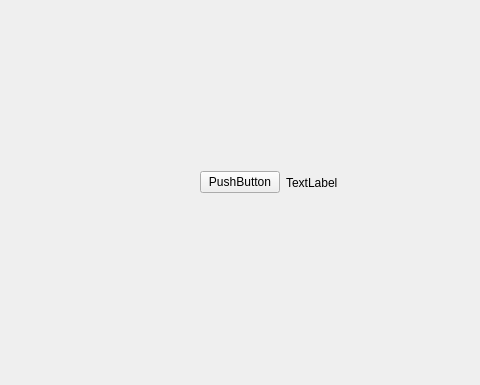
Above: edvs/edvs_qt/mainwindow.ui from kjkuhn/neurocatch2015 before the change; both pictures show x 415 to 895 and y 0 to 385 of the 1310 by 385 pixel window. Below: the same form after it.
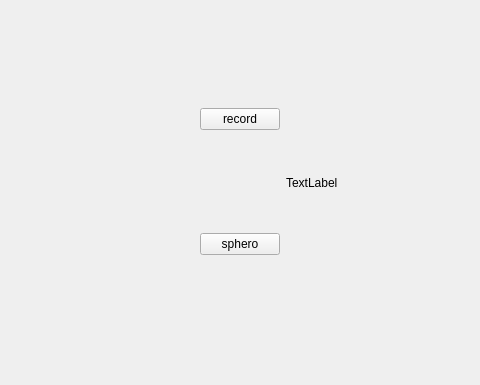
That is the form after the change.

The edit to the form file:
```diff
--- a/edvs/edvs_qt/mainwindow.ui
+++ b/edvs/edvs_qt/mainwindow.ui
@@ -20,7 +20,7 @@
    <string>MainWindow</string>
   </property>
   <widget class="QWidget" name="centralWidget">
-   <layout class="QVBoxLayout" name="verticalLayout">
+   <layout class="QVBoxLayout" name="verticalLayout_2">
     <item>
      <layout class="QHBoxLayout" name="horizontalLayout">
       <item>
@@ -37,11 +37,22 @@
        </widget>
       </item>
       <item>
+       <layout class="QVBoxLayout" name="verticalLayout">
+        <item>
        <widget class="QPushButton" name="recCtrl">
         <property name="text">
-         <string>PushButton</string>
-        </property>
-       </widget>
+           <string>record</string>
+          </property>
+         </widget>
+        </item>
+        <item>
+         <widget class="QPushButton" name="sCtrl">
+          <property name="text">
+           <string>sphero</string>
+          </property>
+         </widget>
+        </item>
+       </layout>
       </item>
       <item>
        <widget class="QLabel" name="keys">
```
Lines whose indentation alone changed are shown as unchanged.
